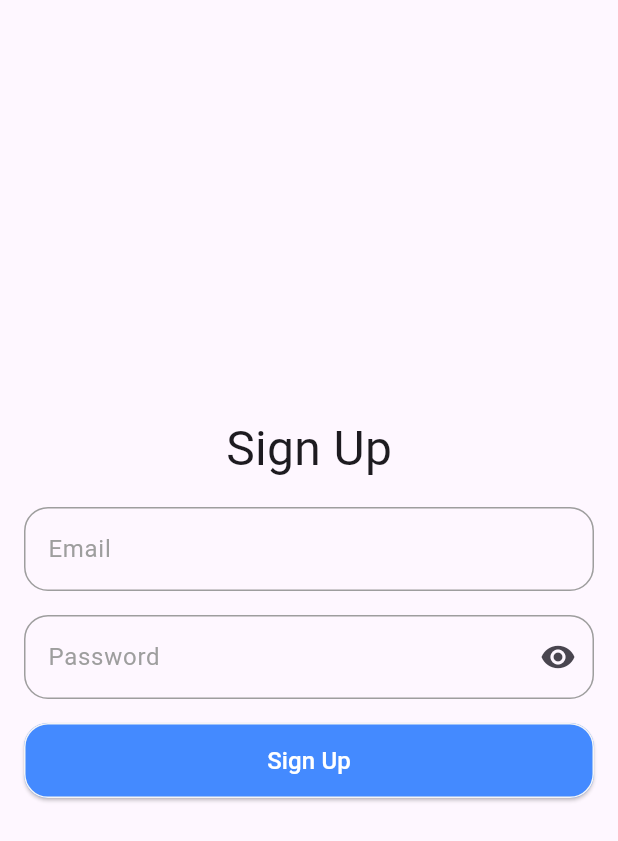
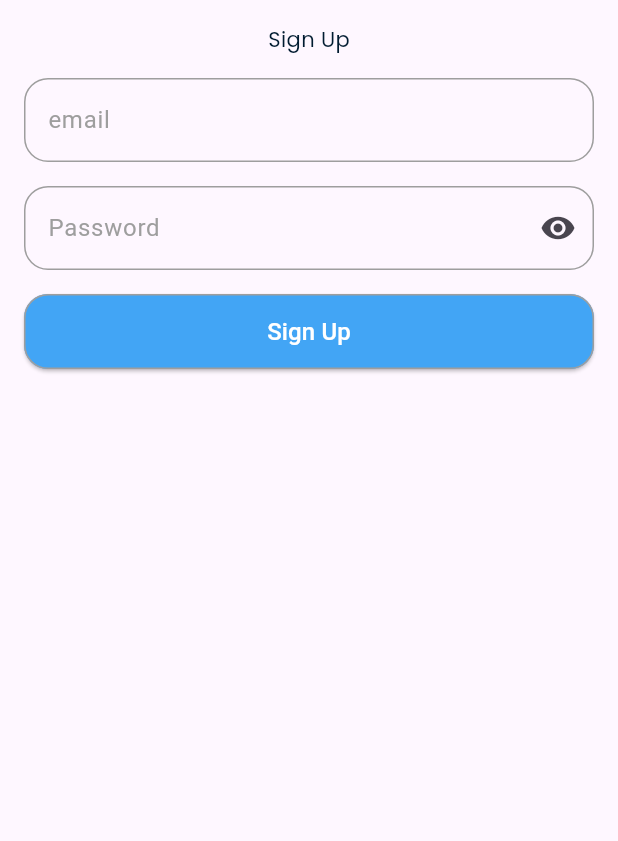
Before and after one commit to shashankyerguntala/crypto_application, a Flutter app: the RegisterScreen screen opened by its route, on a phone screen of 412 x 824 dp. Shown: the top 841 px of the screen. Run offline on Flutter 3.47's test engine with Material 3 defaults, Android fonts, the phone set to English and light mode, and no system bars; our stand-ins replace bloc, cached_network_image, dartz, dio, equatable, fl_chart and 5 more; accounts and stored records are empty.

Commit message:
profile_page_with_themes

```diff
--- a/lib/core/constants/color_constants.dart
+++ b/lib/core/constants/color_constants.dart
@@ -2,7 +2,9 @@ import 'package:flutter/material.dart';
 
 class ColorConstants {
   static Color error = Colors.red;
-  static Color primary = Colors.blue;
+  static Color primary = const Color.fromARGB(255, 0, 27, 48);
+  static Color primaryLight = Colors.blue.shade400;
   static Color success = Colors.green;
   static Color white = Colors.white;
+  static Color grey = Colors.grey;
 }
--- a/lib/core/constants/string_constants.dart
+++ b/lib/core/constants/string_constants.dart
@@ -13,5 +13,13 @@ class StringConstants {
   static String favourites = 'Favourites';
   static String marketStats = "Market Statistics";
   static String profile = "Profile";
-  static String dontHaveAnAccount ="Don't have an account? Sign Up";
+  static String dontHaveAnAccount = "Don't have an account? Sign Up";
+  static String logout = "Logout";
+  static String darkTheme = "Dark Theme";
+  static String emailRegex = r'^[^@]+@[^@]+\.[^@]+$';
+  static String invalidMail = "Invalid email format";
+  static String passLengthShort = "Password must be at least 8 characters";
+  static String chart = 'Chart';
+  static String signUp = 'Sign Up';
+  static String userRegisteredSuccess = 'User Registered successfully';
 }
--- a/lib/core/helper_functions.dart
+++ b/lib/core/helper_functions.dart
@@ -14,7 +14,7 @@ class HelperFunctions {
           msg,
           style: TextStyle(color: ColorConstants.white, fontSize: 14),
         ),
-        backgroundColor: (isError ? Colors.red : Colors.green).withAlpha(90),
+        backgroundColor: (isError ? Colors.red : Colors.green),
         behavior: SnackBarBehavior.floating,
         duration: const Duration(seconds: 2),
         shape: RoundedRectangleBorder(borderRadius: BorderRadius.circular(8)),
@@ -33,6 +33,9 @@ class HelperFunctions {
     if (value == null || value.isEmpty) {
       return StringConstants.passEmpty;
     }
+    if (value.length < 8) {
+      return StringConstants.passLengthShort;
+    }
 
     return null;
   }
--- /dev/null
+++ b/lib/core/themes/app_theme.dart
@@ -0,0 +1,6 @@
+import 'package:flutter/material.dart';
+
+class AppTheme {
+  static ThemeData light = ThemeData.light();
+  static ThemeData dark = ThemeData.dark();
+}
--- a/lib/core/themes/custom_elevated_button.dart
+++ b/lib/core/themes/custom_elevated_button.dart
@@ -1,3 +1,4 @@
+import 'package:final_l3/core/constants/color_constants.dart';
 import 'package:flutter/material.dart';
 
 class CustomElevatedButton extends StatelessWidget {
@@ -26,15 +27,18 @@ class CustomElevatedButton extends StatelessWidget {
       child: ElevatedButton(
         onPressed: isLoading ? null : onPressed,
         style: ElevatedButton.styleFrom(
-          backgroundColor: Colors.blueAccent,
+          backgroundColor: ColorConstants.primaryLight,
           shape: RoundedRectangleBorder(
             borderRadius: BorderRadius.circular(16),
-            side: BorderSide(color: Colors.grey.shade100),
+            side: BorderSide(color: ColorConstants.grey),
           ),
         ),
         child: isLoading
             ? CircularProgressIndicator()
-            : Text(label, style: TextStyle(color: Colors.white, fontSize: 16)),
+            : Text(
+                label,
+                style: TextStyle(color: ColorConstants.white, fontSize: 16),
+              ),
       ),
     );
   }
--- /dev/null
+++ b/lib/core/themes/theme_controller.dart
@@ -0,0 +1,5 @@
+import 'package:flutter/material.dart';
+
+class ThemeController {
+  static final ValueNotifier<bool> isDarkMode = ValueNotifier(false);
+}
--- a/lib/presentation/features/profile/bloc/profile_event.dart
+++ b/lib/presentation/features/profile/bloc/profile_event.dart
@@ -6,3 +6,5 @@ sealed class ProfileEvent extends Equatable {
   @override
   List<Object> get props => [];
 }
+
+final class LoadProfile extends ProfileEvent {}
--- a/lib/presentation/features/profile/bloc/profile_state.dart
+++ b/lib/presentation/features/profile/bloc/profile_state.dart
@@ -8,3 +8,7 @@ sealed class ProfileState extends Equatable {
 }
 
 final class ProfileInitial extends ProfileState {}
+
+final class ProfileLoading extends ProfileState {}
+
+final class ProfileLoaded extends ProfileState {}
--- a/lib/presentation/features/register/screen/register_screen.dart
+++ b/lib/presentation/features/register/screen/register_screen.dart
@@ -1,10 +1,13 @@
+import 'package:final_l3/core/constants/string_constants.dart';
 import 'package:final_l3/core/di/di.dart';
 import 'package:final_l3/core/helper_functions.dart';
+import 'package:final_l3/core/themes/app_text_styles.dart';
 import 'package:final_l3/core/themes/custom_elevated_button.dart';
 import 'package:final_l3/presentation/features/login/widgets/custom_text_field.dart';
 import 'package:final_l3/presentation/features/register/bloc/register_bloc.dart';
 import 'package:flutter/material.dart';
 import 'package:flutter_bloc/flutter_bloc.dart';
+import 'package:go_router/go_router.dart';
 
 class RegisterScreen extends StatefulWidget {
   const RegisterScreen({super.key});
@@ -40,11 +43,36 @@ class _RegisterScreenState extends State<RegisterScreen> {
         body: Padding(
           padding: const EdgeInsets.all(16),
           child: Center(
-            child: SingleChildScrollView(
-              child: Column(
+            child: BlocConsumer<RegisterBloc, RegisterState>(
+              listener: (context, state) {
+                if (state is RegisterError) {
+                  HelperFunctions.showSnackBar(
+                    state.msg,
+                    context,
+                    isError: true,
+                  );
+                }
+
+                if (state is RegisterSuccess) {
+                  HelperFunctions.showSnackBar(
+                    StringConstants.userRegisteredSuccess,
+                    context,
+                    isError: false,
+                  );
+                  context.pop();
+                }
+              },
+              builder: (context, state) {
+                final bloc = context.read<RegisterBloc>();
+                final obscure = state is Obscured ? state.obscure : true;
+
+                return Column(
                   spacing: 16,
                   children: [
-                  const Text('Sign Up', style: TextStyle(fontSize: 32)),
+                    Text(
+                      StringConstants.signUp,
+                      style: AppTextStyles.bodyMedium,
+                    ),
 
                     Form(
                       key: formKey,
@@ -53,51 +81,36 @@ class _RegisterScreenState extends State<RegisterScreen> {
                         children: [
                           CustomTextField(
                             controller: emailController,
-                          label: 'Email',
+                            label: StringConstants.emailLabel,
                             validator: HelperFunctions.validateEmail,
                           ),
 
-                        BlocBuilder<RegisterBloc, RegisterState>(
-                          buildWhen: (prev, curr) => curr is Obscured,
-                          builder: (context, state) {
-                            final obscure = state is Obscured
-                                ? state.obscure
-                                : true;
-
-                            return CustomTextField(
+                          CustomTextField(
                             controller: passwordController,
-                              label: 'Password',
+                            label: StringConstants.passwordLabel,
+                            obscureText: obscure,
                             isPassword: true,
-                              obscureText: obscure,
                             validator: HelperFunctions.validatePassword,
                             suffixIcon: IconButton(
-                                onPressed: () => context
-                                    .read<RegisterBloc>()
-                                    .add(TogglePass()),
+                              onPressed: () => bloc.add(TogglePass()),
                               icon: Icon(
                                 obscure
                                     ? Icons.visibility
                                     : Icons.visibility_off,
                               ),
                             ),
-                            );
-                          },
                           ),
                         ],
                       ),
                     ),
 
-                  BlocBuilder<RegisterBloc, RegisterState>(
-                    buildWhen: (prev, curr) =>
-                        curr is RegisterLoading || curr is RegisterError,
-                    builder: (context, state) {
-                      return CustomElevatedButton(
-                        label: 'Sign Up',
+                    CustomElevatedButton(
+                      label: StringConstants.signUp,
                       isLoading: state is RegisterLoading,
                       onPressed: () {
                         FocusScope.of(context).unfocus();
                         if (formKey.currentState!.validate()) {
-                            context.read<RegisterBloc>().add(
+                          bloc.add(
                             RegisterClicked(
                               email: emailController.text.trim(),
                               password: passwordController.text.trim(),
@@ -105,25 +118,10 @@ class _RegisterScreenState extends State<RegisterScreen> {
                           );
                         }
                       },
+                    ),
+                  ],
                 );
               },
-                  ),
-
-                  BlocListener<RegisterBloc, RegisterState>(
-                    listenWhen: (_, curr) => curr is RegisterSuccess,
-                    listener: (context, state) {
-                      if (state is RegisterSuccess) {
-                        HelperFunctions.showSnackBar(
-                          '',
-                          context,
-                          isError: false,
-                        );
-                      }
-                    },
-                    child: const SizedBox(),
-                  ),
-                ],
-              ),
             ),
           ),
         ),
--- a/pubspec.yaml
+++ b/pubspec.yaml
@@ -46,6 +46,8 @@ dependencies:
   cached_network_image: ^3.4.1
   hive: ^2.2.3
   hive_flutter: ^1.1.0
+  hive_generator: ^2.0.1
+  build_runner: ^2.4.13
 
 dev_dependencies:
   flutter_test:
```
Also changed, not shown: lib/data/models/crypto_model.dart (+12 -43 lines), lib/data/repo_impl/auth_repo_impl.dart (+3 -10 lines), lib/main.dart (+14 -4 lines), lib/presentation/features/coin_details/widgets/coin_chart.dart (+6 -2 lines), lib/presentation/features/coin_details/widgets/coin_market_stats.dart (+5 -41 lines), lib/presentation/features/coin_details/widgets/grid_view_card.dart (added, +27 -0 lines), lib/presentation/features/profile/bloc/profile_bloc.dart (+8 -3 lines), lib/presentation/features/profile/screens/profile_screen.dart (+27 -11 lines), pubspec.lock. Lines whose indentation alone changed are shown as unchanged.
